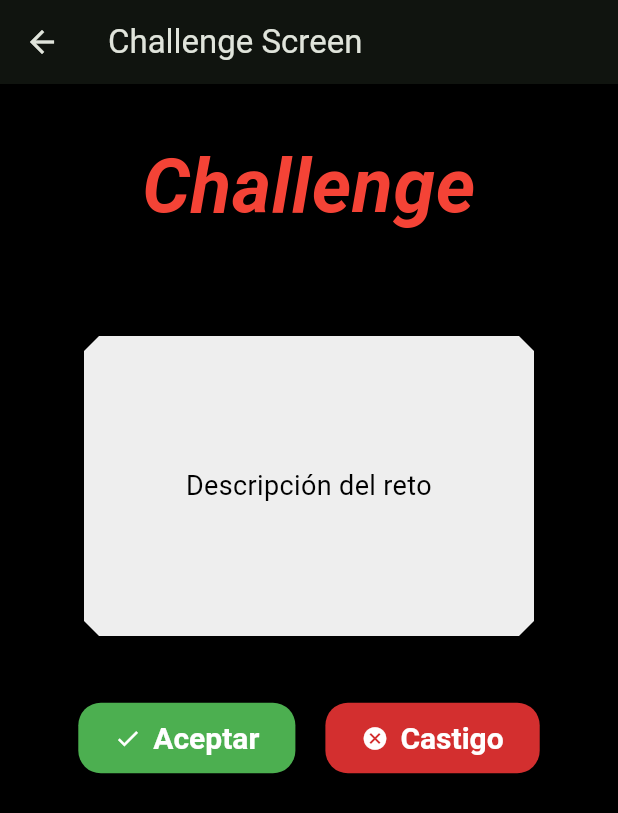
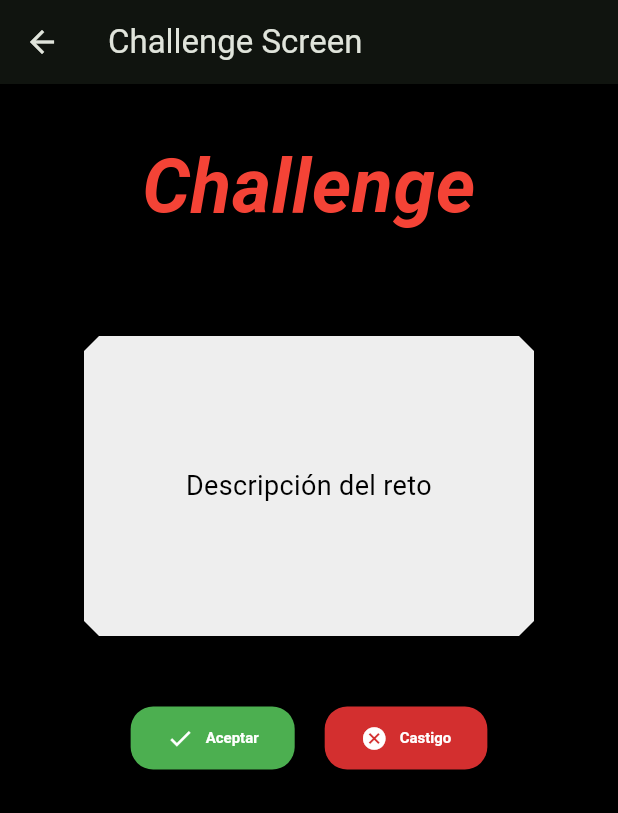
Before and after one commit to JuanJo24S/Ruletaso, a Flutter app: the screen it shows after launch, after a tap on "Iniciar", on a phone screen of 412 x 824 dp. Shown: the top 813 px of the screen. Run offline on Flutter 3.47's test engine with Material 3 defaults, Android fonts, the phone set to English and light mode, and no system bars; missing offline and left inert: udp.

Commit message:
Base de la app para desarrollo y pruebas

```diff
--- a/lib/screens/start_screen.dart
+++ b/lib/screens/start_screen.dart
@@ -1,5 +1,6 @@
 import 'package:flutter/material.dart';
 import 'package:ruletaso/screens/challenge_screen.dart';
+import 'package:ruletaso/screens/wireless_tests.dart';
 
 class StartScreen extends StatelessWidget {
   const StartScreen({super.key});
@@ -65,6 +66,28 @@ class StartScreen extends StatelessWidget {
                 ),
               ),
             ),
+            const SizedBox(height: 50), // Espacio vertical entre botones
+            // Segundo botón con el mismo ancho
+            SizedBox(
+              width: 200, // Mismo ancho para que se vean iguales
+              child: ElevatedButton(
+                onPressed: () {
+                  Navigator.push(
+                      context,
+                      MaterialPageRoute(builder: (context) => WirelessTest())
+                  );
+                },
+                child: Row(
+                  mainAxisAlignment: MainAxisAlignment.center,
+                  mainAxisSize: MainAxisSize.min,
+                  children: const [
+                    Text('Wireless config'),
+                    SizedBox(width: 8),
+                    Icon(Icons.settings_outlined, size: 18),
+                  ],
+                ),
+              ),
+            ),
           ],
         ),
       ),
--- a/lib/theme_provider.dart
+++ b/lib/theme_provider.dart
@@ -10,14 +10,14 @@ final ValueNotifier<ThemeData> themeNotifier = ValueNotifier(
     elevatedButtonTheme: ElevatedButtonThemeData(
       style: ElevatedButton.styleFrom(
           padding: const EdgeInsets.symmetric(
-              horizontal: 20, vertical: 12),
+              horizontal: 10, vertical: 12),
           shape: RoundedRectangleBorder(
               borderRadius: BorderRadius.circular(15)
           ),
         foregroundColor: Colors.white,
         backgroundColor: Colors.red[700],
         textStyle: TextStyle(
-          fontSize: 20,
+          fontSize: 10,
           fontWeight: FontWeight.bold
         ),
       ),
```
Also changed, not shown: lib/screens/wireless_tests.dart (added, +63 -0 lines).
